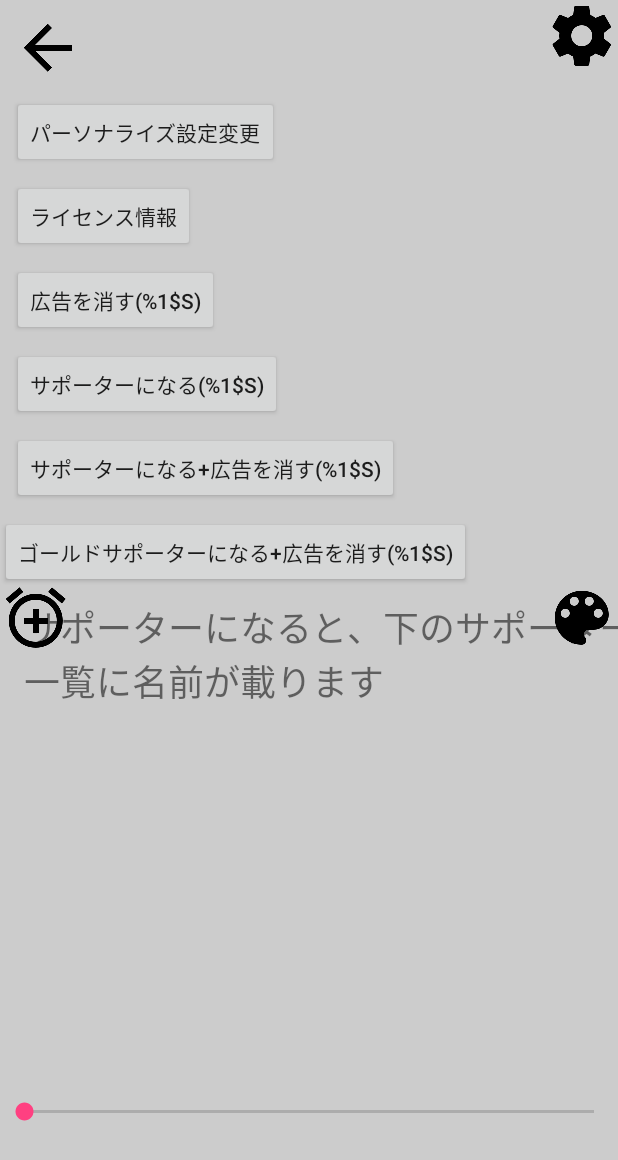
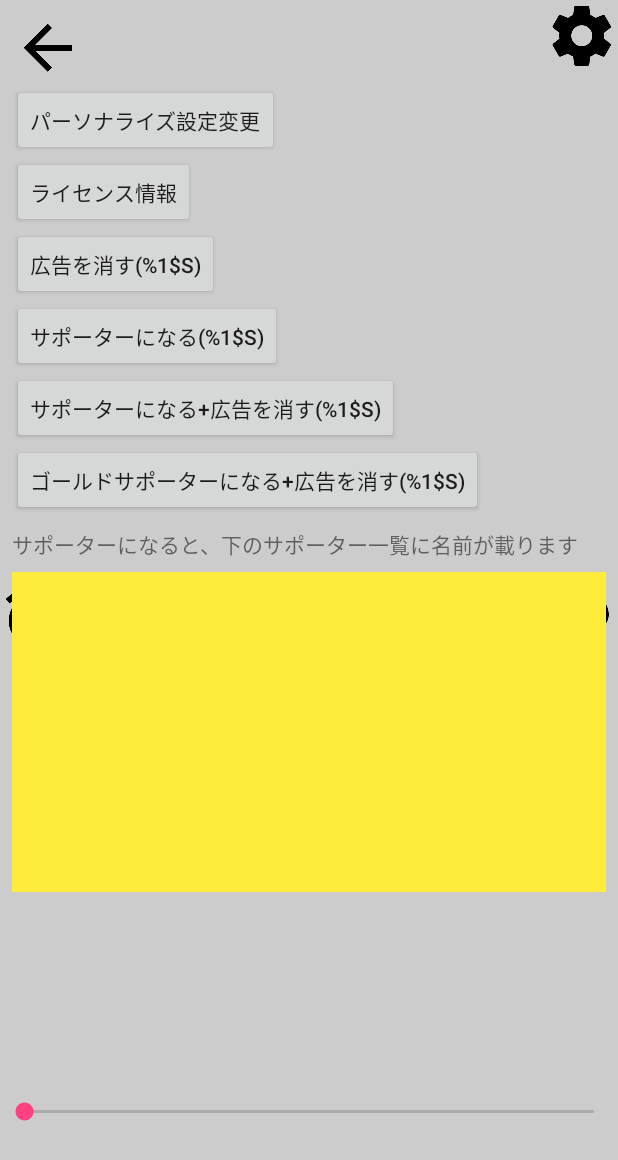
Before and after one commit to negitorogithub/ReadLight2, an Android app: the fragment SettingFragment placed in its activity, on a phone screen of 412 x 824 dp. Shown: the top 1160 px of the screen. Run offline under Robolectric (Android 15) with nearby library versions, the phone set to English and light mode, and no system bars; our stand-ins replace AdMob, Firebase (no records; nobody signed in at launch, a user with empty details on screens opened directly); libraries missing offline, so code that uses them is left out: com.android.billingclient, com.google.ads.consent, com.google.ads.mediation, hotchemi.android.rate; pictures from the network do not load; 12 statements that could not run were skipped.

Commit message:
ゴールドリストの実装とレイアウト微調整

```diff
--- a/app/src/main/java/unifar/unifar/readlight2/MainActivity.java
+++ b/app/src/main/java/unifar/unifar/readlight2/MainActivity.java
@@ -93,7 +93,6 @@ public class MainActivity extends AppCompatActivity implements SendNameFragment.
 
         });
 
-
         AppRate.with(this)
                 .setInstallDays(5) // default 10, 0 means install day.
                 .setLaunchTimes(3) // default 10
@@ -109,6 +108,9 @@ public class MainActivity extends AppCompatActivity implements SendNameFragment.
                 .monitor();
         // Show a dialog if meets conditions
         AppRate.showRateDialogIfMeetsConditions(this);
+
+
+
     }
 
     private ConsentForm makeConsentForm(Context context){
--- a/app/src/main/java/unifar/unifar/readlight2/SettingFragment.kt
+++ b/app/src/main/java/unifar/unifar/readlight2/SettingFragment.kt
@@ -21,7 +21,6 @@ import com.google.android.gms.oss.licenses.OssLicensesMenuActivity
 import com.google.firebase.firestore.FirebaseFirestore
 import kotlinx.coroutines.GlobalScope
 import kotlinx.coroutines.async
-import kotlinx.coroutines.delay
 import kotlinx.coroutines.launch
 import java.net.MalformedURLException
 import java.net.URL
@@ -41,7 +40,6 @@ class SettingFragment : Fragment(), PurchasesUpdatedListener, SendNameFragment.O
         TODO("not implemented") //To change body of created functions use File | Settings | File Templates.
     }
 
-    private val mIsServiceConnected: Boolean = false
     private var consentInformation: ConsentInformation? = null
     private var consentForm: ConsentForm? = null
 
@@ -154,81 +152,48 @@ class SettingFragment : Fragment(), PurchasesUpdatedListener, SendNameFragment.O
                 )
             }
         })
+
+        val normalNameListView = view.findViewById<ListView>(R.id.supporterNameListView)
+        val goldNameListView = view.findViewById<ListView>(R.id.goldSupporterNameListView)
+        val db = FirebaseFirestore.getInstance()
         GlobalScope.launch {
-            awaitTest()
+            val arrayAdapter = ArrayAdapter<String>(requireContext(), R.layout.normal_text_view)
+            db.collection("normalSupporters")
+                    .get()
+                    .addOnCompleteListener { task ->
+                        if (task.isSuccessful) {
+                            task.result?.let {
+                                val normalSupporterNames = it.documents.map { documentSnapshot -> documentSnapshot.data?.get("name") }.toMutableList()
+                                for (normalSupporterName in normalSupporterNames) {
+                                    arrayAdapter.add(normalSupporterName as String?)
+                                }
+                                normalNameListView.adapter = arrayAdapter
+                            }
+                        } else {
+                            Log.d("", "Error getting documents: ", task.exception); }
+                    }
         }
 
-        val nameListView = view.findViewById<ListView>(R.id.supporterNameListView)
-
-
         GlobalScope.launch {
-            val db = FirebaseFirestore.getInstance()
-            db.collection("normalSupporters")
+            val arrayAdapter = ArrayAdapter<String>(requireContext(), R.layout.golden_text_view)
+            db.collection("goldSupporters")
                     .get()
-                    .addOnCompleteListener {task ->
+                    .addOnCompleteListener { task ->
                         if (task.isSuccessful) {
                             task.result?.let {
-                                val normalSupporterNames = it.documents.map {documentSnapshot -> documentSnapshot.data?.get("name")}.toMutableList()
-                                nameListView.adapter =
-                                        ArrayAdapter<String>(requireContext(), android.R.layout.simple_list_item_1)
-                                                .apply {
-                                                    for (normalSupporterName in normalSupporterNames){
-                                                    add(normalSupporterName as String?)
+                                val goldSupporterNames = it.documents.map { documentSnapshot -> documentSnapshot.data?.get("name") }.toMutableList()
+                                for (goldSupporterName in goldSupporterNames) {
+                                    arrayAdapter.add(goldSupporterName as String?)
                                 }
-                                                }
+                                goldNameListView.adapter = arrayAdapter
                             }
                         } else {
-                            Log.d("", "Error getting documents: ", task.exception);                        }
+                            Log.d("", "Error getting documents: ", task.exception); }
+                    }
         }
 
 
-        }
         return view
-    }
-
-    private fun queryItem(itemName: String) {
-        val skuList = ArrayList<String>()
-        skuList.add(itemName)
-        val params = SkuDetailsParams.newBuilder()
-        params.setSkusList(skuList).setType(BillingClient.SkuType.INAPP)
-        billingClient.querySkuDetailsAsync(params.build()) { responseCode, skuDetailsList ->
-            // Process the result.
-            if (responseCode == BillingClient.BillingResponse.OK && skuDetailsList != null) {
-                for (skuDetails in skuDetailsList) {
-                    val flowParams = BillingFlowParams.newBuilder()
-                            .setSkuDetails(skuDetails)
-                            .build()
-                    billingClient.launchBillingFlow(activity, flowParams)
-                }
-            }
-        }
-    }
-
-    private suspend fun awaitTest() {
-        val deferred = GlobalScope.async {
-            delay(4000)
-            return@async 10
-        }
-        val result = deferred.await()
-        println("result = $result") // "result = 10" が出力される
-    }
-
-    private suspend fun queryItemDetails(itemNameList: List<String>): List<SkuDetails> {
-        val params = SkuDetailsParams.newBuilder()
-        var skuList2return = ArrayList<SkuDetails>()
-        params.setSkusList(itemNameList).setType(BillingClient.SkuType.INAPP)
-
-        return GlobalScope.async {
-
-            billingClient.querySkuDetailsAsync(params.build()) { responseCode, skuDetailsList ->
-                // Process the result.
-                if (responseCode == BillingClient.BillingResponse.OK && skuDetailsList != null) {
-                    skuList2return = skuDetailsList as ArrayList<SkuDetails>
-                }
-            }
-
-            return@async skuList2return
-        }.await()
     }
 
 
@@ -276,20 +241,20 @@ class SettingFragment : Fragment(), PurchasesUpdatedListener, SendNameFragment.O
         if (responseCode == BillingClient.BillingResponse.OK && purchases != null) {
             for (purchase in purchases) {
                 when (purchase.sku) {
-                    AD_FREE_390 ->{activity?.getSharedPreferences("Settings", MODE_PRIVATE)?.edit()?.putBoolean("isAdfree", true)?.apply()}
-                    SUPPORTER_EDITION_990 ->{
+                    AD_FREE_390 -> {
+                        activity?.getSharedPreferences("Settings", MODE_PRIVATE)?.edit()?.putBoolean("isAdfree", true)?.apply()
+                    }
+                    SUPPORTER_EDITION_990 -> {
                         activity?.getSharedPreferences("Settings", MODE_PRIVATE)?.edit()?.putBoolean("isAdfree", true)?.apply()
                         fragmentManager?.beginTransaction()?.replace(R.id.mainActivityContainer, SendNameFragment.newInstance(false))?.commit()
                     }
-                    SUPPORTER_EDITION_DUMMY_990 ->{
+                    SUPPORTER_EDITION_DUMMY_990 -> {
                         fragmentManager?.beginTransaction()?.replace(R.id.mainActivityContainer, SendNameFragment.newInstance(false))?.commit()
                     }
-                    GOLD_SUPPORTER_EDITION_2990 ->{
+                    GOLD_SUPPORTER_EDITION_2990 -> {
                         activity?.getSharedPreferences("Settings", MODE_PRIVATE)?.edit()?.putBoolean("isAdfree", true)?.apply()
                         fragmentManager?.beginTransaction()?.replace(R.id.mainActivityContainer, SendNameFragment.newInstance(true))?.commit()
                     }
-
-
                 }
             }
         } else if (responseCode == BillingClient.BillingResponse.USER_CANCELED) {
--- a/app/src/main/res/layout/fragment_setting.xml
+++ b/app/src/main/res/layout/fragment_setting.xml
@@ -14,7 +14,6 @@
         android:layout_height="wrap_content"
         android:layout_marginStart="8dp"
         android:layout_marginLeft="8dp"
-        android:layout_marginTop="8dp"
         android:text="@string/donate990"
         app:layout_constraintStart_toStartOf="parent"
         app:layout_constraintTop_toBottomOf="@+id/donateButton990dummy" />
@@ -23,7 +22,8 @@
         android:id="@+id/donateButton2990"
         android:layout_width="wrap_content"
         android:layout_height="wrap_content"
-        android:layout_marginTop="8dp"
+        android:layout_marginStart="8dp"
+        android:layout_marginLeft="8dp"
         android:text="@string/donate2990"
         app:layout_constraintStart_toStartOf="parent"
         app:layout_constraintTop_toBottomOf="@+id/donateButton990" />
@@ -34,7 +34,6 @@
         android:layout_height="wrap_content"
         android:layout_marginStart="8dp"
         android:layout_marginLeft="8dp"
-        android:layout_marginTop="8dp"
         android:text="@string/donate990dummy"
         app:layout_constraintStart_toStartOf="parent"
         app:layout_constraintTop_toBottomOf="@+id/donateButton390" />
@@ -57,7 +56,6 @@
         android:layout_height="wrap_content"
         android:layout_marginStart="8dp"
         android:layout_marginLeft="8dp"
-        android:layout_marginTop="8dp"
         android:text="@string/change_personalize_setting_for_europe_users"
         app:layout_constraintStart_toStartOf="parent"
         app:layout_constraintTop_toBottomOf="@+id/ivBack" />
@@ -68,7 +66,6 @@
         android:layout_height="wrap_content"
         android:layout_marginStart="8dp"
         android:layout_marginLeft="8dp"
-        android:layout_marginTop="8dp"
         android:text="@string/licences_information"
         app:layout_constraintStart_toStartOf="parent"
         app:layout_constraintTop_toBottomOf="@+id/changePersonalizedSetting" />
@@ -79,22 +76,40 @@
         android:layout_height="wrap_content"
         android:layout_marginStart="8dp"
         android:layout_marginLeft="8dp"
-        android:layout_marginTop="8dp"
         android:text="@string/donate390"
         app:layout_constraintStart_toStartOf="parent"
         app:layout_constraintTop_toBottomOf="@+id/licenseButton" />
 
     <TextView
         android:id="@+id/textViewSupporterExplanation"
-        android:layout_width="411dp"
+        android:layout_width="0dp"
         android:layout_height="wrap_content"
-        android:layout_marginStart="16dp"
-        android:layout_marginLeft="16dp"
+        android:layout_marginStart="8dp"
+        android:layout_marginLeft="8dp"
         android:layout_marginTop="8dp"
+        android:layout_marginEnd="8dp"
+        android:layout_marginRight="8dp"
         android:text="@string/textviewsupporterexplanation"
-        android:textSize="24sp"
+        android:textSize="14sp"
+        app:layout_constraintEnd_toEndOf="parent"
         app:layout_constraintStart_toStartOf="parent"
         app:layout_constraintTop_toBottomOf="@+id/donateButton2990" />
+
+    <ListView
+        android:id="@+id/goldSupporterNameListView"
+        android:layout_width="0dp"
+        android:layout_height="0dp"
+        android:layout_marginStart="8dp"
+        android:layout_marginLeft="8dp"
+        android:layout_marginTop="8dp"
+        android:layout_marginEnd="8dp"
+        android:layout_marginRight="8dp"
+        android:background="#FFEB3B"
+        app:layout_constraintBottom_toTopOf="@+id/supporterNameListView"
+        app:layout_constraintEnd_toEndOf="parent"
+        app:layout_constraintHorizontal_bias="0.5"
+        app:layout_constraintStart_toStartOf="parent"
+        app:layout_constraintTop_toBottomOf="@+id/textViewSupporterExplanation" />
 
     <ListView
         android:id="@+id/supporterNameListView"
@@ -108,9 +123,9 @@
         android:layout_marginBottom="8dp"
         app:layout_constraintBottom_toBottomOf="parent"
         app:layout_constraintEnd_toEndOf="parent"
-        app:layout_constraintHorizontal_bias="0.0"
+        app:layout_constraintHorizontal_bias="0.5"
         app:layout_constraintStart_toStartOf="parent"
-        app:layout_constraintTop_toBottomOf="@+id/textViewSupporterExplanation" />
+        app:layout_constraintTop_toBottomOf="@+id/goldSupporterNameListView" />
 
 
 </android.support.constraint.ConstraintLayout>
--- a/app/src/main/res/values/strings.xml
+++ b/app/src/main/res/values/strings.xml
@@ -18,4 +18,6 @@
     <string name="textviewsupporterexplanation">サポーターになると、下のサポーター一覧に名前が載ります</string>
     <string name="send_name">名前を送信する</string>
     <string name="name_here">名前を入力してください</string>
+    <string name="success">送信に成功しました!</string>
+    <string name="warning">注意:後から名前を変えることは出来ません</string>
 </resources>
```
Also changed, not shown: app/src/main/java/unifar/unifar/readlight2/SendNameFragment.kt (+20 -6 lines), app/src/main/res/layout/fragment_send_name.xml (+18 -1 lines), app/src/main/res/layout/golden_text_view.xml (added, +10 -0 lines), app/src/main/res/layout/normal_text_view.xml (added, +11 -0 lines), 1 other file. Lines whose indentation alone changed are shown as unchanged.
